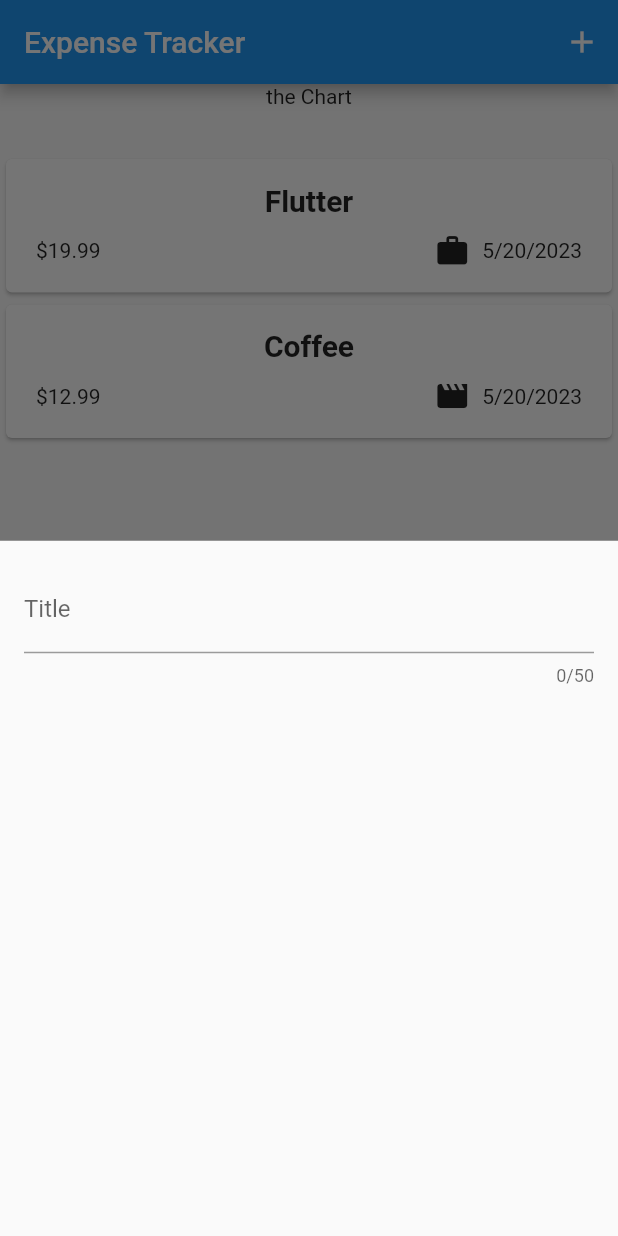
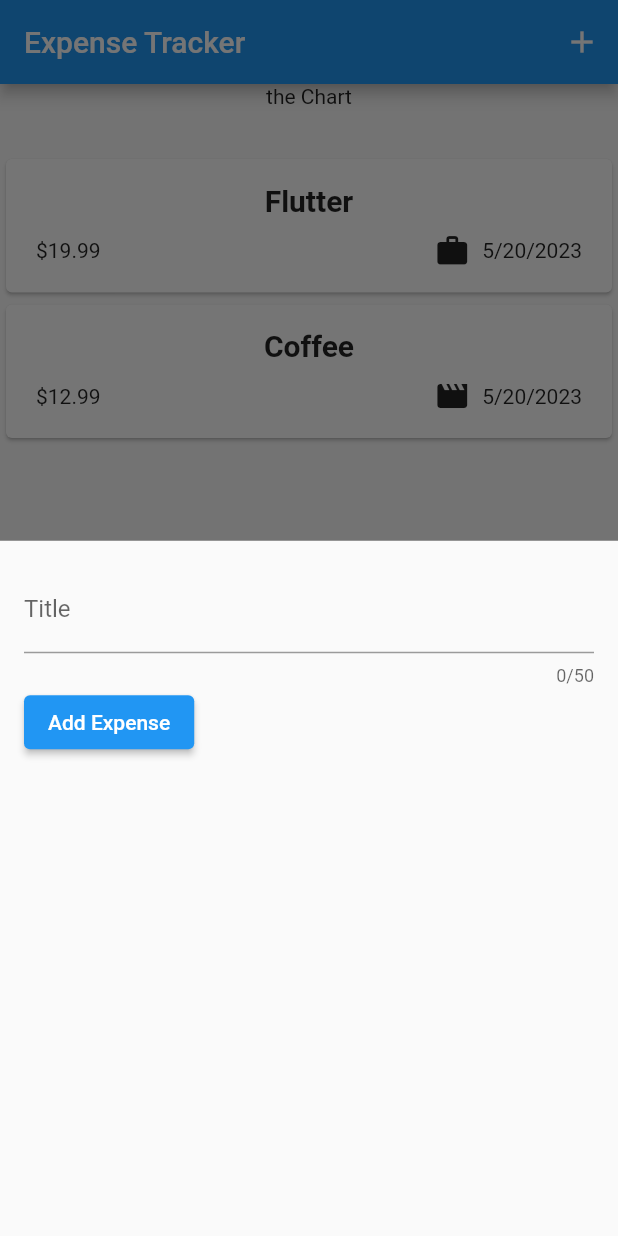
Before and after one commit to Flexsidee/flutter_expense-tracker_app, a Flutter app: the screen it shows after launch, after a tap on the "add" icon, on a phone screen of 412 x 824 dp. Run offline on Flutter 3.47's test engine with Material 2 defaults, Android fonts, the phone set to English and light mode, and no system bars.

Commit message:
save input text and display in debug console

```diff
--- a/lib/widgets/new_expense.dart
+++ b/lib/widgets/new_expense.dart
@@ -10,18 +10,35 @@ class NewExpense extends StatefulWidget {
 }
 
 class _NewExpenseState extends State<NewExpense> {
+  var _enteredTitle = '';
+
+  void _saveTitleInput(String inputValue) {
+    _enteredTitle = inputValue;
+  }
+
   @override
   Widget build(context) {
     return Padding(
       padding: const EdgeInsets.all(16),
       child: Column(
-        children: const [
+        children: [
           TextField(
+            onChanged: _saveTitleInput,
             maxLength: 50,
-            decoration: InputDecoration(
+            decoration: const InputDecoration(
               label: Text('Title'),
             ),
           ),
+          Row(
+            children: [
+              ElevatedButton(
+                onPressed: () {
+                  print(_enteredTitle);
+                },
+                child: const Text('Add Expense'),
+              )
+            ],
+          )
         ],
       ),
     );
```
